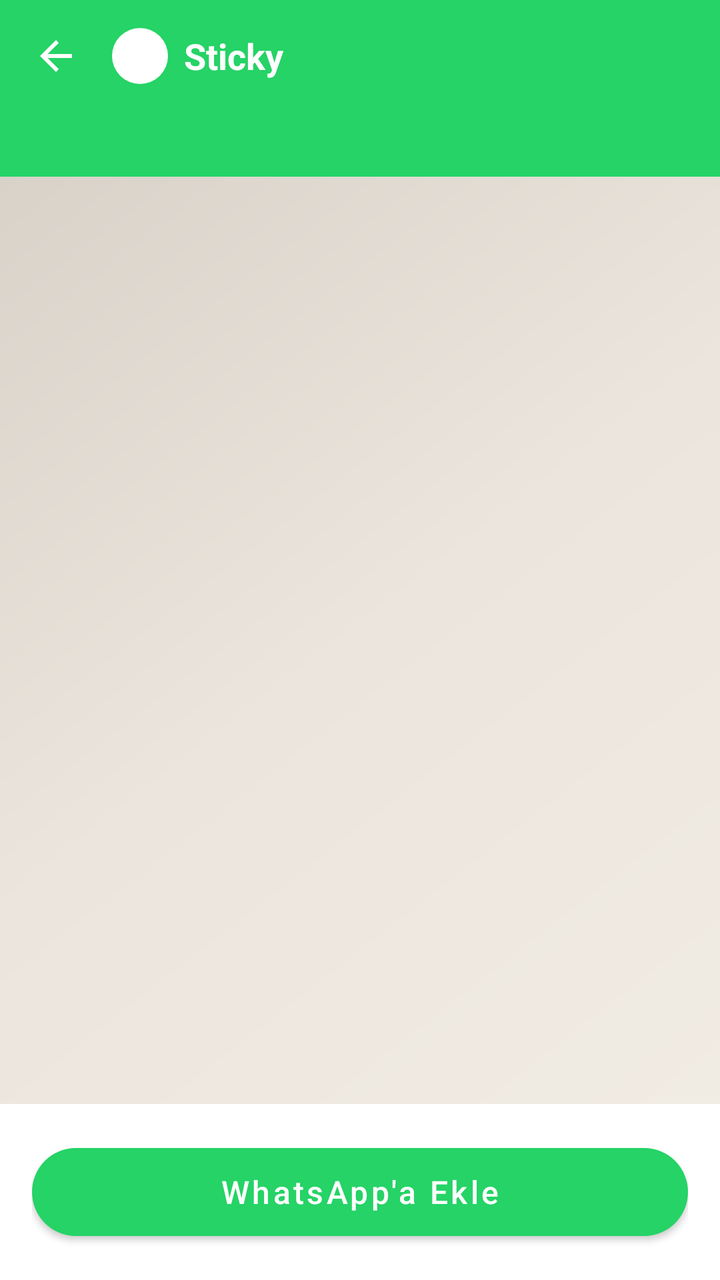
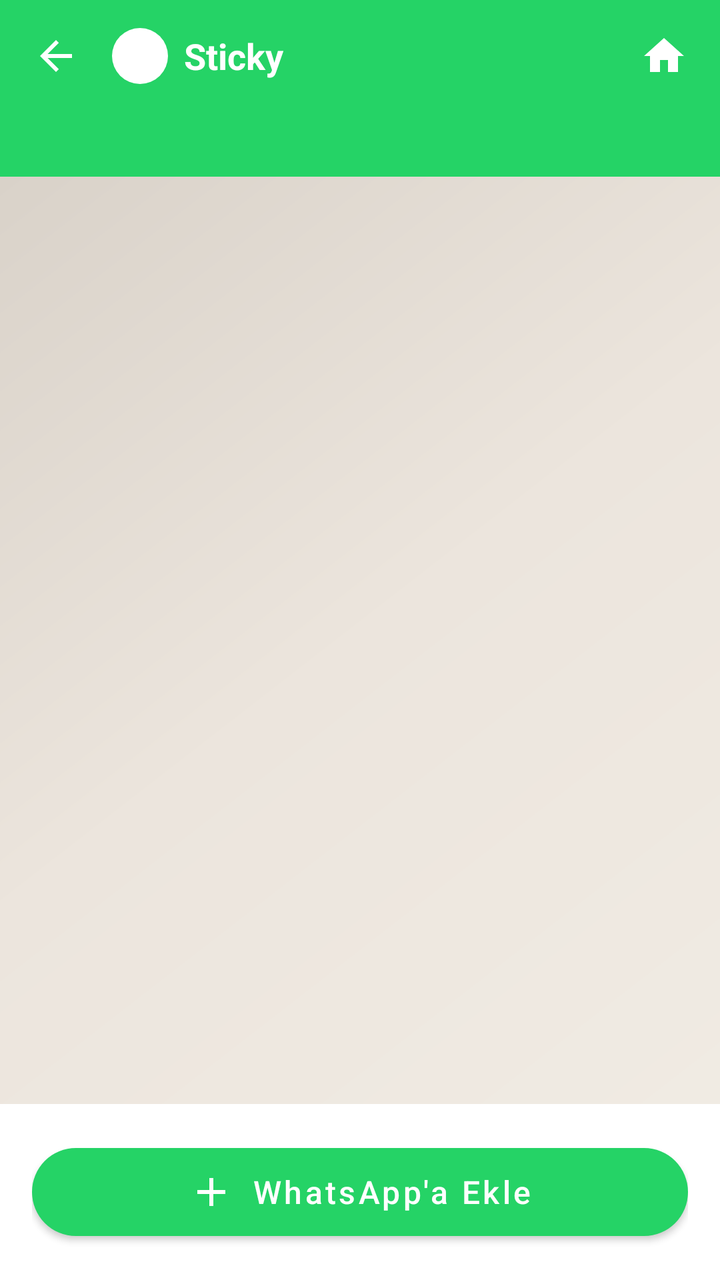

The first picture is an Android layout as it rendered before a commit; the second is the same layout after the commit. The layout source and the unified diff follow.
<!-- AndroidManifest.xml: application theme AppTheme -->
<!-- res/layout/activity_details.xml -->
<?xml version="1.0" encoding="utf-8"?>
<LinearLayout xmlns:android="http://schemas.android.com/apk/res/android"
    xmlns:app="http://schemas.android.com/apk/res-auto"
    android:layout_width="match_parent"
    android:layout_height="match_parent"
    android:orientation="vertical">

    
    <LinearLayout
        android:layout_width="match_parent"
        android:layout_height="wrap_content"
        android:orientation="vertical"
        android:background="@color/primary"
        android:paddingBottom="12dp">

        
        <LinearLayout
            android:layout_width="match_parent"
            android:layout_height="56dp"
            android:orientation="horizontal"
            android:gravity="center_vertical"
            android:paddingHorizontal="4dp">

            <ImageButton
                android:id="@+id/btnBack"
                android:layout_width="48dp"
                android:layout_height="48dp"
                android:background="?selectableItemBackgroundBorderless"
                android:src="@drawable/ic_back"
                android:contentDescription="Back" />

            <View
                android:layout_width="28dp"
                android:layout_height="28dp"
                android:layout_marginStart="4dp"
                android:background="@drawable/ic_logo_white" />

            <TextView
                android:layout_width="0dp"
                android:layout_height="wrap_content"
                android:layout_weight="1"
                android:layout_marginStart="8dp"
                android:text="@string/app_name"
                android:textColor="@color/white"
                android:textSize="18sp"
                android:textStyle="bold" />

            <ImageView
                android:id="@+id/installedIcon"
                android:layout_width="32dp"
                android:layout_height="32dp"
                android:layout_marginEnd="12dp"
                android:src="@drawable/ic_check"
                android:visibility="gone" />

        </LinearLayout>

        
        <TextView
            android:id="@+id/name"
            android:layout_width="match_parent"
            android:layout_height="wrap_content"
            android:paddingHorizontal="16dp"
            android:textSize="15sp"
            android:textColor="#E0FFFFFF" />

    </LinearLayout>

    
    <androidx.recyclerview.widget.RecyclerView
        android:id="@+id/rv"
        android:layout_width="match_parent"
        android:layout_height="0dp"
        android:layout_weight="1"
        android:background="@drawable/chat_wallpaper_pattern"
        android:padding="8dp"
        android:clipToPadding="false" />

    
    <LinearLayout
        android:layout_width="match_parent"
        android:layout_height="wrap_content"
        android:orientation="vertical"
        android:padding="16dp"
        android:background="?android:colorBackground">

        
        <com.google.android.material.button.MaterialButton
            android:id="@+id/btnAction"
            android:layout_width="match_parent"
            android:layout_height="56dp"
            android:text="@string/add_to_whatsapp"
            android:textColor="#FFFFFF"
            android:textSize="16sp"
            android:textAllCaps="false"
            app:backgroundTint="@color/primary"
            app:cornerRadius="28dp" />

        
        <LinearLayout
            android:id="@+id/premiumButtonsContainer"
            android:layout_width="match_parent"
            android:layout_height="wrap_content"
            android:orientation="horizontal"
            android:visibility="gone">

            
            <com.google.android.material.button.MaterialButton
                android:id="@+id/btnPremiumBadge"
                android:layout_width="0dp"
                android:layout_height="56dp"
                android:layout_weight="1"
                android:layout_marginEnd="8dp"
                android:text="@string/premium"
                android:textColor="#000000"
                android:textSize="18sp"
                android:textStyle="bold"
                android:textAllCaps="false"
                app:backgroundTint="@color/premium_gold"
                app:cornerRadius="28dp"
                app:icon="@drawable/ic_gem"
                app:iconGravity="textStart"
                app:iconTint="#000000" />

            
            <com.google.android.material.button.MaterialButton
                android:id="@+id/btnPrice"
                android:layout_width="0dp"
                android:layout_height="56dp"
                android:layout_weight="1"
                android:text="@string/sticker_price"
                android:textColor="#FFFFFF"
                android:textSize="18sp"
                android:textStyle="bold"
                android:textAllCaps="false"
                app:backgroundTint="#4CAF50"
                app:cornerRadius="28dp" />

        </LinearLayout>

    </LinearLayout>

</LinearLayout>
<!-- resources referenced by this layout -->
<resources>
  <color name="premium_gold">#FFD700</color>
  <color name="primary">#25D366</color>
  <color name="white">#FFFFFF</color>
  <!-- drawable ic_back (drawable) -->
  <?xml version="1.0" encoding="utf-8"?>
  <vector xmlns:android="http://schemas.android.com/apk/res/android"
      android:width="24dp"
      android:height="24dp"
      android:viewportWidth="24"
      android:viewportHeight="24">
      <path
          android:fillColor="#FFFFFF"
          android:pathData="M20,11H7.83l5.59,-5.59L12,4l-8,8 8,8 1.41,-1.41L7.83,13H20v-2z"/>
  </vector>
  <!-- drawable ic_logo_white (drawable) -->
  <?xml version="1.0" encoding="utf-8"?>
  <shape xmlns:android="http://schemas.android.com/apk/res/android"
      android:shape="oval">
      <solid android:color="#FFFFFF" />
      <size android:width="40dp" android:height="40dp" />
  </shape>
  <string name="add_to_whatsapp">WhatsApp\'a Ekle</string>
  <string name="app_name">Sticky</string>
  <string name="premium">Premium</string>
  <string name="sticker_price">₺7,99</string>
  <style name="AppTheme" parent="Theme.MaterialComponents.DayNight.NoActionBar">
          <item name="colorPrimary">#25D366</item>
          <item name="colorPrimaryDark">#1DA851</item>
          <item name="colorAccent">#25D366</item>
          <item name="android:statusBarColor">?colorPrimaryDark</item>
          <item name="android:windowBackground">@color/background</item>
      </style>
  <color name="chat_pattern_light">#F0EBE3</color>
  <color name="background">#ECE5DD</color>
  <color name="chat_pattern_dark">#D9D2C9</color>
  <!-- unchanged entries left out for length: 3 -->
</resources>

<!-- the commit's change to res/layout/activity_details.xml (unified diff, before → after) -->
@@ -45,11 +45,30 @@
                 android:textSize="18sp"
                 android:textStyle="bold" />
 
+            
+            <ImageButton
+                android:id="@+id/btnConfirmDelete"
+                android:layout_width="48dp"
+                android:layout_height="48dp"
+                android:background="?selectableItemBackgroundBorderless"
+                android:src="@drawable/ic_delete"
+                app:tint="@color/white"
+                android:visibility="gone"
+                android:contentDescription="Seçilenleri Sil" />
+
+            <ImageButton
+                android:id="@+id/btnHome"
+                android:layout_width="48dp"
+                android:layout_height="48dp"
+                android:background="?selectableItemBackgroundBorderless"
+                android:src="@drawable/ic_home"
+                android:contentDescription="Ana Sayfa" />
+
             <ImageView
                 android:id="@+id/installedIcon"
                 android:layout_width="32dp"
                 android:layout_height="32dp"
-                android:layout_marginEnd="12dp"
+                android:layout_marginEnd="8dp"
                 android:src="@drawable/ic_check"
                 android:visibility="gone" />
 
@@ -67,14 +86,35 @@
     </LinearLayout>
 
     
-    <androidx.recyclerview.widget.RecyclerView
-        android:id="@+id/rv"
+    <FrameLayout
         android:layout_width="match_parent"
         android:layout_height="0dp"
-        android:layout_weight="1"
-        android:background="@drawable/chat_wallpaper_pattern"
-        android:padding="8dp"
-        android:clipToPadding="false" />
+        android:layout_weight="1">
+
+        <androidx.recyclerview.widget.RecyclerView
+            android:id="@+id/rv"
+            android:layout_width="match_parent"
+            android:layout_height="match_parent"
+            android:background="@drawable/chat_wallpaper_pattern"
+            android:padding="8dp"
+            android:clipToPadding="false" />
+
+        
+        <com.google.android.material.floatingactionbutton.FloatingActionButton
+            android:id="@+id/fabAddSticker"
+            android:layout_width="wrap_content"
+            android:layout_height="wrap_content"
+            android:layout_gravity="bottom|end"
+            android:layout_margin="16dp"
+            android:src="@drawable/ic_add"
+            android:contentDescription="Çıkartma Ekle"
+            android:visibility="gone"
+            app:tint="@color/white"
+            app:backgroundTint="#9C27B0"
+            app:fabSize="normal"
+            android:elevation="8dp" />
+
+    </FrameLayout>
 
     
     <LinearLayout
@@ -85,6 +125,142 @@
         android:background="?android:colorBackground">
 
         
+        <LinearLayout
+            android:id="@+id/customButtonsContainer"
+            android:layout_width="match_parent"
+            android:layout_height="wrap_content"
+            android:orientation="vertical"
+            android:visibility="gone">
+
+            
+            <LinearLayout
+                android:layout_width="match_parent"
+                android:layout_height="wrap_content"
+                android:orientation="horizontal"
+                android:gravity="center">
+
+                
+                <LinearLayout
+                    android:layout_width="0dp"
+                    android:layout_height="wrap_content"
+                    android:layout_weight="1"
+                    android:orientation="vertical"
+                    android:gravity="center"
+                    android:padding="8dp">
+                    <com.google.android.material.button.MaterialButton
+                        android:id="@+id/btnGridAdd"
+                        style="@style/CircleButton"
+                        android:layout_width="64dp"
+                        android:layout_height="64dp"
+                        app:icon="@drawable/ic_check"
+                        app:iconSize="32dp"
+                        app:iconGravity="textStart"
+                        app:iconPadding="0dp"
+                        app:backgroundTint="#25D366" />
+                    <TextView
+                        android:layout_width="wrap_content"
+                        android:layout_height="wrap_content"
+                        android:layout_marginTop="4dp"
+                        android:text="@string/add_to_whatsapp"
+                        android:textSize="12sp"
+                        android:gravity="center" />
+                </LinearLayout>
+
+                
+                <LinearLayout
+                    android:layout_width="0dp"
+                    android:layout_height="wrap_content"
+                    android:layout_weight="1"
+                    android:orientation="vertical"
+                    android:gravity="center"
+                    android:padding="8dp">
+                    <com.google.android.material.button.MaterialButton
+                        android:id="@+id/btnGridUpdate"
+                        style="@style/CircleButton"
+                        android:layout_width="64dp"
+                        android:layout_height="64dp"
+                        app:icon="@drawable/ic_restore"
+                        app:iconSize="32dp"
+                        app:iconGravity="textStart"
+                        app:iconPadding="0dp"
+                        app:backgroundTint="#2196F3" />
+                    <TextView
+                        android:layout_width="wrap_content"
+                        android:layout_height="wrap_content"
+                        android:layout_marginTop="4dp"
+                        android:text="@string/update_whatsapp"
+                        android:textSize="12sp"
+                        android:gravity="center" />
+                </LinearLayout>
+
+            </LinearLayout>
+
+            
+            <LinearLayout
+                android:layout_width="match_parent"
+                android:layout_height="wrap_content"
+                android:orientation="horizontal"
+                android:gravity="center">
+
+                
+                <LinearLayout
+                    android:layout_width="0dp"
+                    android:layout_height="wrap_content"
+                    android:layout_weight="1"
+                    android:orientation="vertical"
+                    android:gravity="center"
+                    android:padding="8dp">
+                    <com.google.android.material.button.MaterialButton
+                        android:id="@+id/btnGridAddSticker"
+                        style="@style/CircleButton"
+                        android:layout_width="64dp"
+                        android:layout_height="64dp"
+                        app:icon="@drawable/ic_add"
+                        app:iconSize="32dp"
+                        app:iconGravity="textStart"
+                        app:iconPadding="0dp"
+                        app:backgroundTint="#9C27B0" />
+                    <TextView
+                        android:layout_width="wrap_content"
+                        android:layout_height="wrap_content"
+                        android:layout_marginTop="4dp"
+                        android:text="@string/add_sticker"
+                        android:textSize="12sp"
+                        android:gravity="center" />
+                </LinearLayout>
+
+                
+                <LinearLayout
+                    android:layout_width="0dp"
+                    android:layout_height="wrap_content"
+                    android:layout_weight="1"
+                    android:orientation="vertical"
+                    android:gravity="center"
+                    android:padding="8dp">
+                    <com.google.android.material.button.MaterialButton
+                        android:id="@+id/btnGridDeleteMode"
+                        style="@style/CircleButton"
+                        android:layout_width="64dp"
+                        android:layout_height="64dp"
+                        app:icon="@drawable/ic_delete"
+                        app:iconSize="32dp"
+                        app:iconGravity="textStart"
+                        app:iconPadding="0dp"
+                        app:backgroundTint="#F44336" />
+                    <TextView
+                        android:layout_width="wrap_content"
+                        android:layout_height="wrap_content"
+                        android:layout_marginTop="4dp"
+                        android:text="@string/delete_mode"
+                        android:textSize="12sp"
+                        android:gravity="center" />
+                </LinearLayout>
+
+            </LinearLayout>
+
+        </LinearLayout>
+
+        
         <com.google.android.material.button.MaterialButton
             android:id="@+id/btnAction"
             android:layout_width="match_parent"
@@ -94,7 +270,10 @@
             android:textSize="16sp"
             android:textAllCaps="false"
             app:backgroundTint="@color/primary"
-            app:cornerRadius="28dp" />
+            app:cornerRadius="28dp"
+            app:icon="@drawable/ic_add"
+            app:iconGravity="textStart"
+            app:iconTint="#FFFFFF" />
 
         
         <LinearLayout
<!-- resource entries referenced after the edit -->
@@ -3,6 +3,16 @@
   <color name="premium_gold">#FFD700</color>
   <color name="primary">#25D366</color>
   <color name="white">#FFFFFF</color>
+  <!-- drawable ic_add (drawable) -->
+  <vector xmlns:android="http://schemas.android.com/apk/res/android"
+      android:width="24dp"
+      android:height="24dp"
+      android:viewportWidth="24.0"
+      android:viewportHeight="24.0">
+      <path
+          android:fillColor="#FF000000"
+          android:pathData="M19,13h-6v6h-2v-6H5v-2h6V5h2v6h6v2z"/>
+  </vector>
   <!-- drawable ic_back (drawable) -->
   <?xml version="1.0" encoding="utf-8"?>
   <vector xmlns:android="http://schemas.android.com/apk/res/android"
@@ -14,6 +24,27 @@
           android:fillColor="#FFFFFF"
           android:pathData="M20,11H7.83l5.59,-5.59L12,4l-8,8 8,8 1.41,-1.41L7.83,13H20v-2z"/>
   </vector>
+  <!-- drawable ic_delete (drawable) -->
+  <vector xmlns:android="http://schemas.android.com/apk/res/android"
+      android:width="24dp"
+      android:height="24dp"
+      android:viewportWidth="24"
+      android:viewportHeight="24"
+      android:tint="?attr/colorControlNormal">
+    <path
+        android:fillColor="@android:color/white"
+        android:pathData="M6,19c0,1.1 0.9,2 2,2h8c1.1,0 2,-0.9 2,-2V7H6v12zM19,4h-3.5l-1,-1h-5l-1,1H5v2h14V4z"/>
+  </vector>
+  <!-- drawable ic_home (drawable) -->
+  <vector xmlns:android="http://schemas.android.com/apk/res/android"
+      android:width="24dp"
+      android:height="24dp"
+      android:viewportWidth="24"
+      android:viewportHeight="24">
+      <path
+          android:fillColor="@android:color/white"
+          android:pathData="M10,20v-6h4v6h5v-8h3L12,3 2,12h3v8z"/>
+  </vector>
   <!-- drawable ic_logo_white (drawable) -->
   <?xml version="1.0" encoding="utf-8"?>
   <shape xmlns:android="http://schemas.android.com/apk/res/android"
@@ -21,10 +52,29 @@
       <solid android:color="#FFFFFF" />
       <size android:width="40dp" android:height="40dp" />
   </shape>
+  <!-- drawable ic_restore (drawable) -->
+  <vector xmlns:android="http://schemas.android.com/apk/res/android"
+      android:width="24dp"
+      android:height="24dp"
+      android:viewportWidth="24"
+      android:viewportHeight="24">
+      <path
+          android:fillColor="#25D366"
+          android:pathData="M12,4V1L8,5l4,4V6c3.31,0 6,2.69 6,6 0,1.01 -0.25,1.97 -0.7,2.8l1.46,1.46C19.54,15.03 20,13.57 20,12c0,-4.42 -3.58,-8 -8,-8zM12,18c-3.31,0 -6,-2.69 -6,-6 0,-1.01 0.25,-1.97 0.7,-2.8L5.24,7.74C4.46,8.97 4,10.43 4,12c0,4.42 3.58,8 8,8v3l4,-4 -4,-4v3z"/>
+  </vector>
+  <string name="add_sticker">Çıkartma Ekle</string>
   <string name="add_to_whatsapp">WhatsApp\'a Ekle</string>
   <string name="app_name">Sticky</string>
+  <string name="delete_mode">Silme Modu</string>
   <string name="premium">Premium</string>
-  <string name="sticker_price">₺7,99</string>
+  <string name="sticker_price">₺4,99</string>
+  <string name="update_whatsapp">WhatsApp\'ta Güncelle</string>
+  <style name="CircleButton" parent="Widget.MaterialComponents.Button.Icon">
+          <item name="android:insetTop">0dp</item>
+          <item name="android:insetBottom">0dp</item>
+          <item name="android:padding">0dp</item>
+          <item name="shapeAppearanceOverlay">@style/CircleAppearance</item>
+      </style>
   <style name="AppTheme" parent="Theme.MaterialComponents.DayNight.NoActionBar">
           <item name="colorPrimary">#25D366</item>
           <item name="colorPrimaryDark">#1DA851</item>
@@ -35,6 +85,10 @@
   <color name="chat_pattern_light">#F0EBE3</color>
   <color name="background">#ECE5DD</color>
   <color name="chat_pattern_dark">#D9D2C9</color>
+  <style name="CircleAppearance">
+          <item name="cornerFamily">rounded</item>
+          <item name="cornerSize">50%</item>
+      </style>
   <!-- unchanged entries left out for length: 3 -->
 </resources>
 
